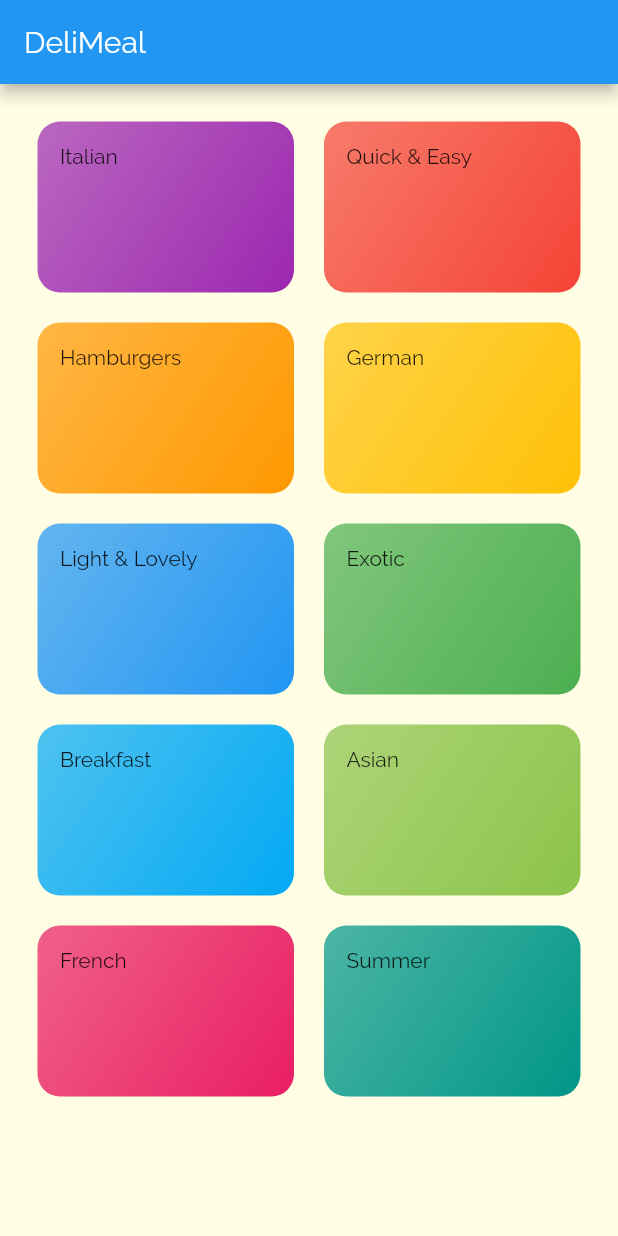
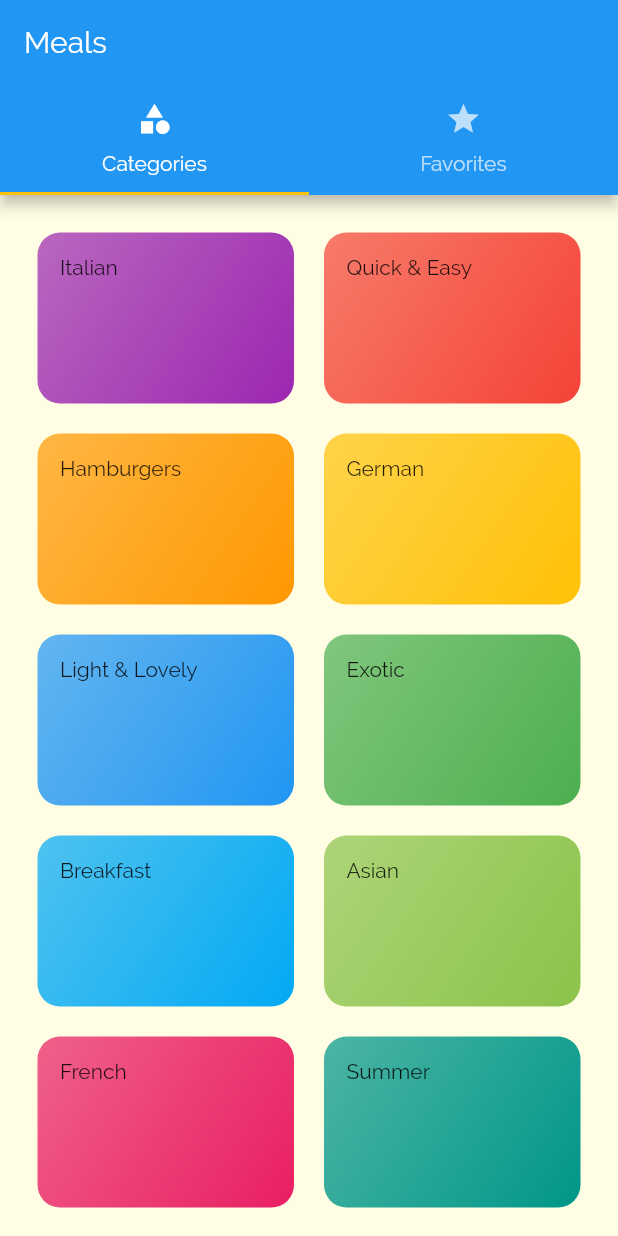
Before and after one commit to utsav1103/Flutter_meal_app, a Flutter app: the screen it shows after launch, on a phone screen of 412 x 824 dp. Run offline on Flutter 3.47's test engine with Material 2 defaults, Android fonts, the phone set to English and light mode, and no system bars.

Commit message:
Adding TabBar to the AppBar

```diff
--- a/lib/main.dart
+++ b/lib/main.dart
@@ -1,5 +1,5 @@
 import 'package:flutter/material.dart';
-import 'package:flutter/rendering.dart';
+import './screens/tabs_screen.dart';
 import './screens/meal_detail_screen.dart';
 import './screens/category_meals_screen.dart';
 import './screens/categories_screen.dart';
@@ -21,7 +21,7 @@ class MyApp extends StatelessWidget {
       //home: CategoriesScreen(),
       initialRoute: '/',
       routes: {
-      '/': (ctx) => CategoriesScreen(),
+      '/': (ctx) => TabsScreen(),
         CategoryMealsScreen.routeName: (ctx) => CategoryMealsScreen(),
         MealDetailScreen.routeName: (ctx) => MealDetailScreen(),
       },
--- a/lib/screens/categories_screen.dart
+++ b/lib/screens/categories_screen.dart
@@ -5,10 +5,7 @@ import '../widgets/category_item.dart';
 class CategoriesScreen extends StatelessWidget {
   @override
   Widget build(BuildContext context) {
-    return Scaffold(
-      appBar: AppBar(title: const Text ('DeliMeal'),
-       ),
-      body: GridView(
+    return GridView(
         padding: const EdgeInsets.all(25),
         children: DUMMY_CATEGORIES
             .map(
@@ -25,7 +22,7 @@ class CategoriesScreen extends StatelessWidget {
           crossAxisSpacing: 20,
           mainAxisSpacing: 20,
         ),
-      ),
+
     );
   }
 }
--- /dev/null
+++ b/lib/screens/favorites_screen.dart
@@ -0,0 +1,10 @@
+import 'package:flutter/material.dart';
+
+class FavoritesScreen extends StatelessWidget {
+  @override
+  Widget build(BuildContext context) {
+    return Center(
+      child: Text('The Favorites'),
+    );
+  }
+}
--- /dev/null
+++ b/lib/screens/tabs_screen.dart
@@ -0,0 +1,44 @@
+import 'package:flutter/material.dart';
+import 'package:meal_app/screens/favorites_screen.dart';
+import './categories_screen.dart';
+
+class TabsScreen extends StatefulWidget {
+  @override
+  _TabsScreenState createState() => _TabsScreenState();
+}
+
+class _TabsScreenState extends State<TabsScreen> {
+  @override
+  Widget build(BuildContext context) {
+    return DefaultTabController(
+      length: 2,
+      child: Scaffold(
+        appBar: AppBar(
+          title: Text('Meals'),
+          bottom: TabBar(
+            tabs: <Widget>[
+              Tab(
+                icon: Icon(
+                  Icons.category,
+                ),
+                text: 'Categories',
+              ),
+              Tab(
+                icon: Icon(
+                  Icons.star,
+                ),
+                text: 'Favorites',
+              ),
+            ],
+          ),
+        ),
+        body: TabBarView(
+          children: <Widget>[
+            CategoriesScreen(),
+            FavoritesScreen(),
+          ],
+        ),
+      ),
+    );
+  }
+}
```
